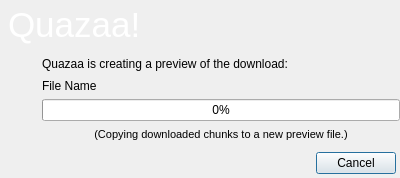
Qt form branches/Rewrite/UI/dialogpreviewprepare.ui (c3c/quazaa) before a commit.
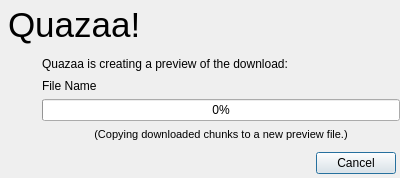
The same form after that commit. Icons and pictures are not drawn.

Commit message: Removed remaining hard coded skinning style sheets from ui. Fixed default app menu appearing to right of nav toolbar. Now appears where menu should appear.

The edit to the form file:
```diff
--- a/branches/Rewrite/UI/dialogpreviewprepare.ui
+++ b/branches/Rewrite/UI/dialogpreviewprepare.ui
@@ -53,10 +53,6 @@
        <height>50</height>
       </size>
      </property>
-     <property name="styleSheet">
-      <string notr="true">background-image: url(:/Resource/HeaderBackground.png);
-color: rgb(255, 255, 255);</string>
-     </property>
      <property name="frameShape">
       <enum>QFrame::NoFrame</enum>
      </property>
```
Left out of the diff: 8 changed lines with no effect on the pictures. The commit also changes 33 other files.
